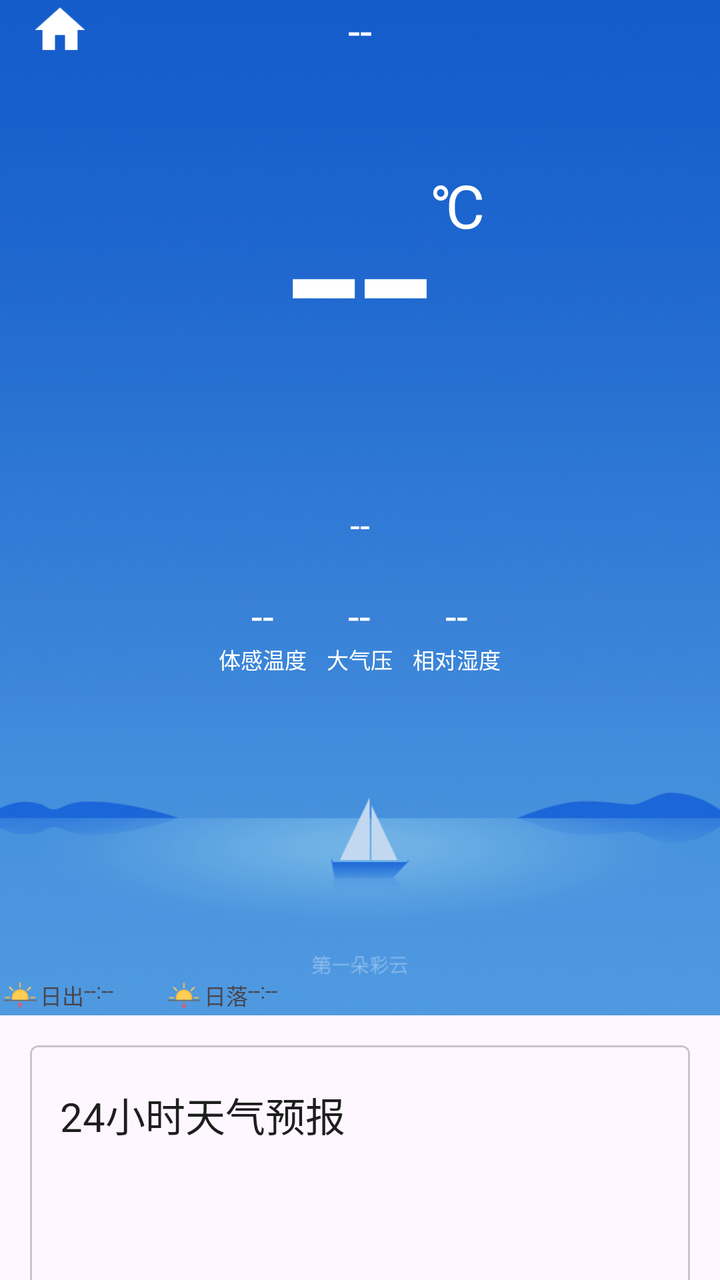
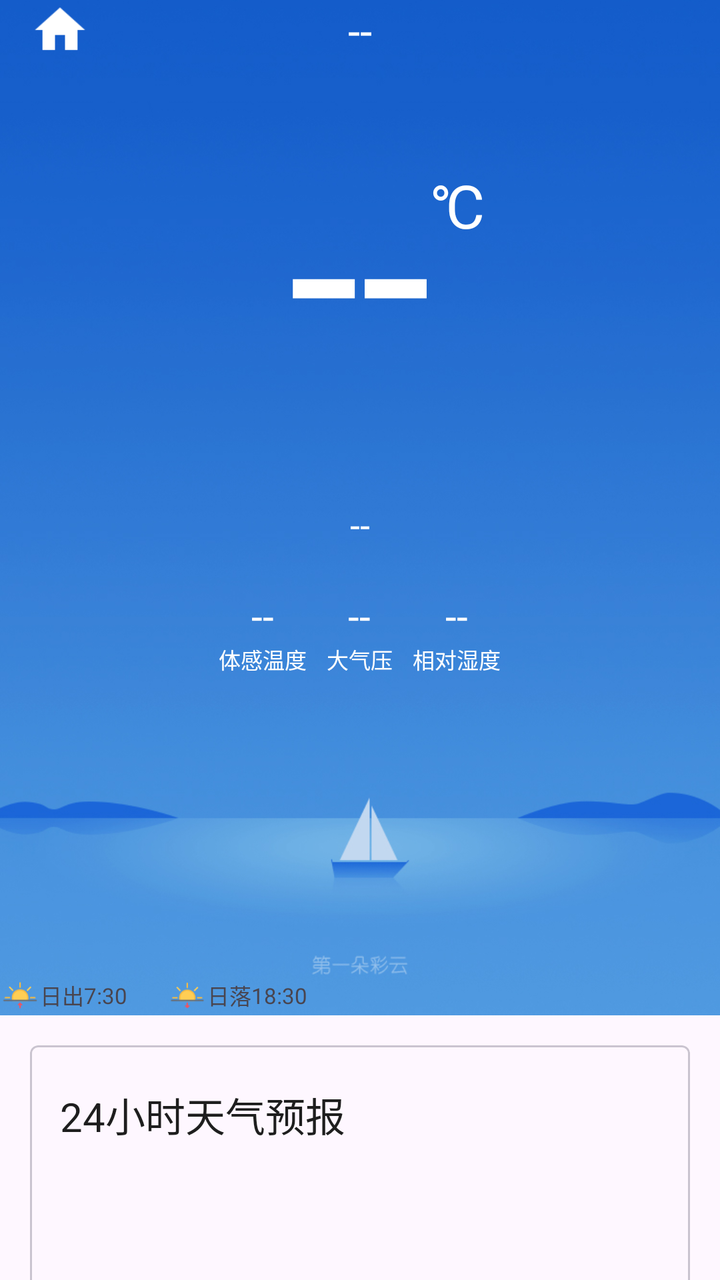

Compare the two renders of this Android layout. The source of the first and the diff that turns it into the second are given below.
<!-- AndroidManifest.xml: application theme Theme.Sunny -->
<!-- res/layout/activity_main.xml -->
<?xml version="1.0" encoding="utf-8"?>
<androidx.drawerlayout.widget.DrawerLayout xmlns:android="http://schemas.android.com/apk/res/android"
    android:id="@+id/drawerLayout"
    android:layout_width="match_parent"
    android:layout_height="match_parent">

    <ScrollView
        android:id="@+id/scrollView"
        android:layout_width="match_parent"
        android:layout_height="match_parent"
        android:overScrollMode="never"
        android:scrollbars="none"
        android:visibility="visible">

        <LinearLayout
            android:layout_width="match_parent"
            android:layout_height="wrap_content"
            android:orientation="vertical">

            <include
                android:id="@+id/nowInclude"
                layout="@layout/activity_now" />

            <include
                android:id="@+id/timeInclude"
                layout="@layout/time" />
        </LinearLayout>
    </ScrollView>

    <FrameLayout
        android:layout_width="match_parent"
        android:layout_height="match_parent"
        android:layout_gravity="start"
        android:background="@color/colorPrimary"
        android:clickable="true"
        android:focusable="true">

        <androidx.fragment.app.FragmentContainerView
            android:id="@+id/placeFragment"
            android:name="com.example.sunny.view.place.PlaceFragment"
            android:layout_width="match_parent"
            android:layout_height="match_parent"
            android:layout_marginTop="25dp" />

    </FrameLayout>

</androidx.drawerlayout.widget.DrawerLayout>
<!-- res/layout/activity_now.xml (included above) -->
<?xml version="1.0" encoding="utf-8"?>
<androidx.constraintlayout.widget.ConstraintLayout xmlns:android="http://schemas.android.com/apk/res/android"
    xmlns:app="http://schemas.android.com/apk/res-auto"
    android:id="@+id/nowLayout"
    android:layout_width="match_parent"
    android:layout_height="wrap_content"
    android:background="@drawable/bg_clear_day">

    <androidx.constraintlayout.widget.ConstraintLayout
        android:id="@+id/title"
        android:layout_width="match_parent"
        android:layout_height="wrap_content"
        app:layout_constraintEnd_toEndOf="parent"
        app:layout_constraintStart_toStartOf="parent"
        app:layout_constraintTop_toTopOf="parent">

        <Button
            android:id="@+id/button"
            android:layout_width="30dp"
            android:layout_height="30dp"
            android:layout_marginStart="15dp"
            android:background="@drawable/ic_home"
            app:layout_constraintBottom_toBottomOf="parent"
            app:layout_constraintStart_toStartOf="parent"
            app:layout_constraintTop_toTopOf="parent" />

        <androidx.appcompat.widget.AppCompatTextView
            android:id="@+id/placeName"
            android:layout_width="match_parent"
            android:layout_height="wrap_content"
            android:layout_marginStart="45dp"
            android:layout_marginEnd="45dp"
            android:gravity="center"
            android:singleLine="true"
            android:text="--"
            android:textColor="#FFFFFFFF"
            android:textSize="22sp"
            app:layout_constraintBottom_toBottomOf="parent"
            app:layout_constraintEnd_toEndOf="parent"
            app:layout_constraintStart_toStartOf="parent"
            app:layout_constraintTop_toTopOf="parent" />

    </androidx.constraintlayout.widget.ConstraintLayout>

    <LinearLayout
        android:id="@+id/bodyLayout"
        android:layout_width="match_parent"
        android:layout_height="wrap_content"
        android:layout_centerInParent="true"
        android:orientation="vertical"
        app:layout_constraintBottom_toBottomOf="parent"
        app:layout_constraintStart_toStartOf="parent"
        app:layout_constraintTop_toBottomOf="@id/title">

        <androidx.constraintlayout.widget.ConstraintLayout
            android:layout_width="match_parent"
            android:layout_height="200dp">

            <androidx.appcompat.widget.AppCompatTextView
                android:id="@+id/currentTemp"
                android:layout_width="wrap_content"
                android:layout_height="wrap_content"
                android:text="--"
                android:textColor="#FFFFFF"
                android:textSize="130sp"
                app:layout_constraintBottom_toBottomOf="parent"
                app:layout_constraintEnd_toEndOf="parent"
                app:layout_constraintStart_toStartOf="parent"
                app:layout_constraintTop_toTopOf="parent"
                app:layout_constraintVertical_bias="0.592" />

            <androidx.appcompat.widget.AppCompatTextView
                android:layout_width="42dp"
                android:layout_height="41dp"
                android:layout_gravity="top"
                android:layout_marginTop="36dp"
                android:text="℃"
                android:textColor="#FFFFFF"
                android:textSize="30sp"
                app:layout_constraintStart_toEndOf="@+id/currentTemp"
                app:layout_constraintTop_toTopOf="@+id/currentTemp" />
        </androidx.constraintlayout.widget.ConstraintLayout>

        <LinearLayout
            android:layout_width="wrap_content"
            android:layout_height="wrap_content"
            android:layout_gravity="center_horizontal"
            android:layout_marginTop="20dp">
            
            <androidx.appcompat.widget.AppCompatTextView
                android:id="@+id/currentSky"
                android:layout_width="wrap_content"
                android:layout_height="wrap_content"
                android:text="--"
                android:textColor="#FFFFFF"
                android:textSize="18sp" />
        </LinearLayout>

        <LinearLayout
            android:layout_width="wrap_content"
            android:layout_height="wrap_content"
            android:layout_gravity="center_horizontal"
            android:layout_marginTop="20dp">
            
            <LinearLayout
                android:layout_width="wrap_content"
                android:layout_height="wrap_content"
                android:layout_gravity="center_horizontal"
                android:layout_marginTop="20dp"
                android:layout_marginEnd="10dp"
                android:orientation="vertical">

                <androidx.appcompat.widget.AppCompatTextView
                    android:id="@+id/currentApparent"
                    android:layout_width="wrap_content"
                    android:layout_height="wrap_content"
                    android:layout_gravity="center_horizontal"
                    android:text="--"
                    android:textColor="#FFFFFF"
                    android:textSize="20sp" />

                <androidx.appcompat.widget.AppCompatTextView
                    android:layout_width="wrap_content"
                    android:layout_height="wrap_content"
                    android:layout_gravity="center_horizontal"
                    android:text="体感温度"
                    android:textColor="#FFFFFF"
                    android:textSize="11sp" />
            </LinearLayout>

            
            <LinearLayout
                android:layout_width="wrap_content"
                android:layout_height="wrap_content"
                android:layout_gravity="center_horizontal"
                android:layout_marginTop="20dp"
                android:layout_marginEnd="10dp"
                android:orientation="vertical">

                <androidx.appcompat.widget.AppCompatTextView
                    android:id="@+id/currentPressure"
                    android:layout_width="wrap_content"
                    android:layout_height="wrap_content"
                    android:layout_gravity="center_horizontal"
                    android:text="--"
                    android:textColor="#FFFFFF"
                    android:textSize="20sp" />

                <androidx.appcompat.widget.AppCompatTextView
                    android:layout_width="wrap_content"
                    android:layout_height="wrap_content"
                    android:layout_gravity="center_horizontal"
                    android:text="大气压"
                    android:textColor="#FFFFFF"
                    android:textSize="11sp" />

            </LinearLayout>

            
            <LinearLayout
                android:layout_width="wrap_content"
                android:layout_height="wrap_content"
                android:layout_gravity="center_horizontal"
                android:layout_marginTop="20dp"
                android:orientation="vertical">

                <androidx.appcompat.widget.AppCompatTextView
                    android:id="@+id/currentHumidity"
                    android:layout_width="wrap_content"
                    android:layout_height="wrap_content"
                    android:layout_gravity="center_horizontal"
                    android:text="--"
                    android:textColor="#FFFFFF"
                    android:textSize="20sp" />

                <androidx.appcompat.widget.AppCompatTextView
                    android:layout_width="wrap_content"
                    android:layout_height="wrap_content"
                    android:layout_gravity="center_horizontal"
                    android:text="相对湿度"
                    android:textColor="#FFFFFF"
                    android:textSize="11sp" />
            </LinearLayout>


        </LinearLayout>

        <LinearLayout
            android:layout_width="match_parent"
            android:layout_height="wrap_content"
            android:layout_marginTop="130dp"
            android:layout_marginEnd="155dp">

            <ImageView
                android:layout_width="20dp"
                android:layout_height="20dp"
                android:importantForAccessibility="no"
                android:src="@drawable/ic_sunup" />

            <androidx.appcompat.widget.AppCompatTextView
                android:layout_width="wrap_content"
                android:layout_height="wrap_content"
                android:layout_gravity="center_vertical"
                android:text="日出"
                android:textSize="11sp" />

            <androidx.appcompat.widget.AppCompatTextView
                android:id="@+id/sunUp"
                android:layout_width="40dp"
                android:layout_height="match_parent"
                android:text="--:--"
                android:textSize="11sp" />

            <ImageView
                android:layout_width="20dp"
                android:layout_height="20dp"
                android:importantForAccessibility="no"
                android:src="@drawable/ic_sundown"
                android:textSize="11sp" />

            <androidx.appcompat.widget.AppCompatTextView
                android:layout_width="wrap_content"
                android:layout_height="wrap_content"
                android:layout_gravity="center_vertical"
                android:text="日落"
                android:textSize="11sp" />

            <androidx.appcompat.widget.AppCompatTextView
                android:id="@+id/sunDown"
                android:layout_width="80dp"
                android:layout_height="match_parent"
                android:text="--:--"
                android:textSize="11sp" />

        </LinearLayout>

    </LinearLayout>


</androidx.constraintlayout.widget.ConstraintLayout>
<!-- res/layout/time.xml (included above) -->
<?xml version="1.0" encoding="utf-8"?>
<com.google.android.material.card.MaterialCardView xmlns:android="http://schemas.android.com/apk/res/android"
    xmlns:app="http://schemas.android.com/apk/res-auto"
    android:layout_width="match_parent"
    android:layout_height="wrap_content"
    android:layout_marginStart="15dp"
    android:layout_marginTop="15dp"
    android:layout_marginEnd="15dp"
    app:cardCornerRadius="4dp">

    <LinearLayout
        android:layout_width="match_parent"
        android:layout_height="wrap_content"
        android:orientation="vertical">

        <androidx.appcompat.widget.AppCompatTextView
            android:layout_width="wrap_content"
            android:layout_height="wrap_content"
            android:layout_marginStart="15dp"
            android:layout_marginTop="20dp"
            android:layout_marginBottom="20dp"
            android:text="24小时天气预报"
            android:textColor="#1E1E1E"
            android:textSize="20sp" />

        <HorizontalScrollView
            android:layout_width="match_parent"
            android:layout_height="match_parent">

            <LinearLayout
                android:id="@+id/timeLayout"
                android:layout_width="wrap_content"
                android:layout_height="100dp"
                android:orientation="horizontal" />
        </HorizontalScrollView>
    </LinearLayout>

</com.google.android.material.card.MaterialCardView>
<!-- resources referenced by this layout -->
<resources>
  <color name="colorPrimary">#008577</color>
  <!-- drawable bg_clear_day: jpg bitmap (drawable-xxhdpi, 119204 bytes) -->
  <!-- drawable ic_home: png bitmap (drawable-xxhdpi, 310 bytes) -->
  <!-- drawable ic_sundown: png bitmap (drawable-xxhdpi, 1586 bytes) -->
  <!-- drawable ic_sunup: png bitmap (drawable-xxhdpi, 1428 bytes) -->
  <style name="Theme.Sunny" parent="Base.Theme.Sunny" />
  <style name="Base.Theme.Sunny" parent="Theme.Material3.DayNight.NoActionBar">
          
          
      </style>
</resources>

<!-- the commit's change to res/layout/activity_main.xml (unified diff, before → after) -->
@@ -24,6 +24,10 @@
             <include
                 android:id="@+id/timeInclude"
                 layout="@layout/time" />
+
+            <include
+                android:id="@+id/forecastInclude"
+                layout="@layout/forecast" />
         </LinearLayout>
     </ScrollView>
 
@@ -236,10 +240,10 @@
         <LinearLayout
             android:layout_width="match_parent"
             android:layout_height="wrap_content"
-            android:layout_marginTop="130dp"
-            android:layout_marginEnd="155dp">
-
-            <ImageView
+            android:gravity="center_vertical"
+            android:layout_marginTop="130dp">
+
+            <androidx.appcompat.widget.AppCompatImageView
                 android:layout_width="20dp"
                 android:layout_height="20dp"
                 android:importantForAccessibility="no"
@@ -254,14 +258,15 @@
 
             <androidx.appcompat.widget.AppCompatTextView
                 android:id="@+id/sunUp"
-                android:layout_width="40dp"
-                android:layout_height="match_parent"
-                android:text="--:--"
-                android:textSize="11sp" />
-
-            <ImageView
+                android:layout_width="wrap_content"
+                android:layout_height="wrap_content"
+                android:text="7:30"
+                android:textSize="11sp" />
+
+            <androidx.appcompat.widget.AppCompatImageView
                 android:layout_width="20dp"
                 android:layout_height="20dp"
+                android:layout_marginStart="20dp"
                 android:importantForAccessibility="no"
                 android:src="@drawable/ic_sundown"
                 android:textSize="11sp" />
@@ -275,9 +280,9 @@
 
             <androidx.appcompat.widget.AppCompatTextView
                 android:id="@+id/sunDown"
-                android:layout_width="80dp"
-                android:layout_height="match_parent"
-                android:text="--:--"
+                android:layout_width="wrap_content"
+                android:layout_height="wrap_content"
+                android:text="18:30"
                 android:textSize="11sp" />
 
         </LinearLayout>
@@ -325,3 +330,37 @@
     </LinearLayout>
 
 </com.google.android.material.card.MaterialCardView>
+<!-- res/layout/forecast.xml (included above) -->
+<?xml version="1.0" encoding="utf-8"?>
+<com.google.android.material.card.MaterialCardView xmlns:android="http://schemas.android.com/apk/res/android"
+    xmlns:app="http://schemas.android.com/apk/res-auto"
+    android:layout_width="match_parent"
+    android:layout_height="wrap_content"
+    android:layout_marginStart="15dp"
+    android:layout_marginTop="15dp"
+    android:layout_marginEnd="15dp"
+    app:cardCornerRadius="4dp">
+
+    <LinearLayout
+        android:layout_width="match_parent"
+        android:layout_height="wrap_content"
+        android:orientation="vertical">
+
+        <androidx.appcompat.widget.AppCompatTextView
+            android:layout_width="wrap_content"
+            android:layout_height="wrap_content"
+            android:layout_marginStart="15dp"
+            android:layout_marginTop="20dp"
+            android:layout_marginBottom="20dp"
+            android:text="未来15日天气预报"
+            android:textColor="#1E1E1E"
+            android:textSize="20sp" />
+
+        <LinearLayout
+            android:id="@+id/forecastLayout"
+            android:orientation="vertical"
+            android:layout_width="match_parent"
+            android:layout_height="wrap_content">
+        </LinearLayout>
+    </LinearLayout>
+</com.google.android.material.card.MaterialCardView>
